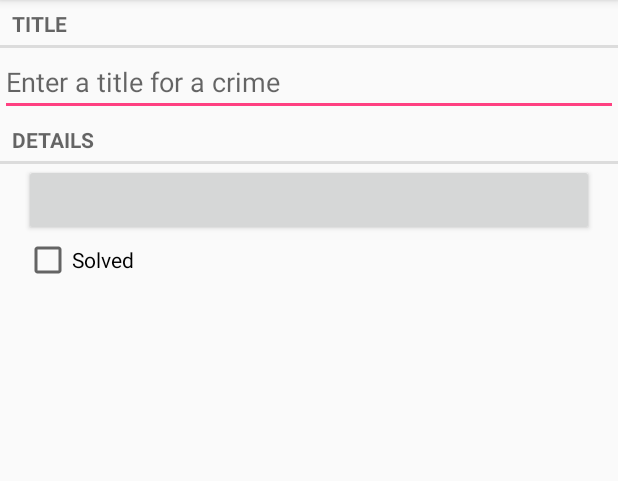
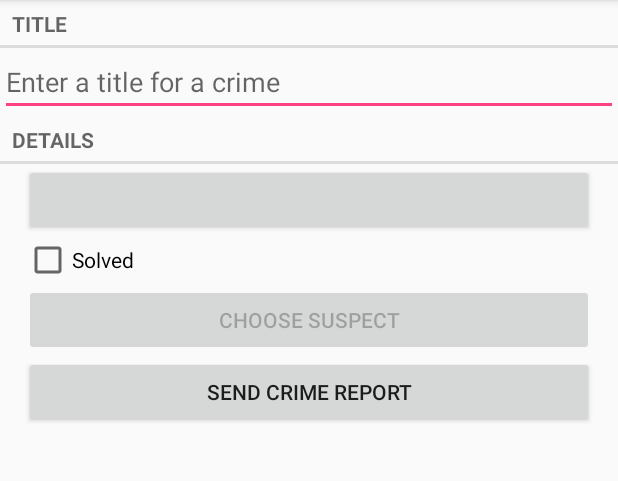
Before and after one commit to LiviuSo/CriminalIntent, an Android app: the fragment CrimeFragment shown on its own in the app's theme, on a phone screen of 412 x 824 dp, the part 84-565 px from its top. Run offline under Robolectric (Android 15) with nearby library versions, the phone set to English and light mode, and no system bars; 10 statements that could not run were skipped.

```diff
--- a/app/src/main/java/org/hello/criminalintent/CrimeLab.java
+++ b/app/src/main/java/org/hello/criminalintent/CrimeLab.java
@@ -39,6 +39,7 @@ public class CrimeLab {
         values.put(CrimeTable.Cols.TITLE, crime.getTitle());
         values.put(CrimeTable.Cols.DATE, crime.getDate().getTime());
         values.put(CrimeTable.Cols.SOLVED, crime.isSolved() ? 1 : 0);
+        values.put(CrimeTable.Cols.SUSPECT, crime.getSuspect());
 
         return values;
     }
--- a/app/src/main/res/layout-land/fragment_crime.xml
+++ b/app/src/main/res/layout-land/fragment_crime.xml
@@ -34,19 +34,37 @@
         android:id="@+id/crime_date"
         android:layout_width="0dp"
         android:layout_height="wrap_content"
-        android:layout_marginLeft="16dp"
-        android:layout_marginRight="16dp"
         android:layout_weight="2"/>
 
     <CheckBox
         android:id="@+id/crime_solved"
         android:layout_width="0dp"
         android:layout_height="wrap_content"
-        android:layout_marginLeft="16dp"
-        android:layout_marginRight="16dp"
         android:layout_weight="1"
         android:text="@string/crime_solved_label"/>
 
     </LinearLayout>
 
+    <LinearLayout
+        android:layout_width="match_parent"
+        android:layout_height="wrap_content"
+        android:layout_marginLeft="16dp"
+        android:layout_marginRight="16dp"
+        android:orientation="horizontal">
+
+        <Button
+            android:id="@+id/crime_suspect"
+            android:layout_width="match_parent"
+            android:layout_height="wrap_content"
+            android:layout_weight="1"
+            android:text="@string/crime_suspect_text"/>
+
+        <Button
+            android:id="@+id/crime_report"
+            android:layout_width="match_parent"
+            android:layout_height="wrap_content"
+            android:layout_weight="1"
+            android:text="@string/crime_report_text"/>
+    </LinearLayout>
+
 </LinearLayout>
--- a/app/src/main/res/layout/fragment_crime.xml
+++ b/app/src/main/res/layout/fragment_crime.xml
@@ -38,4 +38,20 @@
         android:layout_marginRight="16dp"
         android:text="@string/crime_solved_label"/>
 
+    <Button
+        android:id="@+id/crime_suspect"
+        android:layout_width="match_parent"
+        android:layout_height="wrap_content"
+        android:layout_marginLeft="16dp"
+        android:layout_marginRight="16dp"
+        android:text="@string/crime_suspect_text"/>
+
+    <Button
+        android:id="@+id/crime_report"
+        android:layout_width="match_parent"
+        android:layout_height="wrap_content"
+        android:layout_marginLeft="16dp"
+        android:layout_marginRight="16dp"
+        android:text="@string/crime_report_text"/>
+
 </LinearLayout>
--- a/app/src/main/res/values/strings.xml
+++ b/app/src/main/res/values/strings.xml
@@ -9,4 +9,13 @@
     <string name="show_subtitle">Show Subtitle</string>
     <string name="hide_subtitle">Hide Subtitle</string>
     <string name="subtitle_format">%1$s crimes</string>
+    <string name="crime_suspect_text">Choose suspect</string>
+    <string name="crime_report_text">Send Crime Report</string>
+    <string name="crime_report">%1$s! The crime was discovered on %2$s.%3$s, and %4$s</string>
+    <string name="crime_report_solved">The case is solved</string>
+    <string name="crime_report_unsolved">The case is not solved</string>
+    <string name="crime_report_no_suspect">there is no suspect.</string>
+    <string name="crime_report_suspect">the suspect is %s.</string>
+    <string name="crime_report_subject">Criminal Intent Crime Report</string>
+    <string name="send_report">Send crime report via</string>
 </resources>
```
Also changed, not shown: app/src/main/java/org/hello/criminalintent/Crime.java (+9 -0 lines), app/src/main/java/org/hello/criminalintent/CrimeFragment.java (+93 -1 lines).
